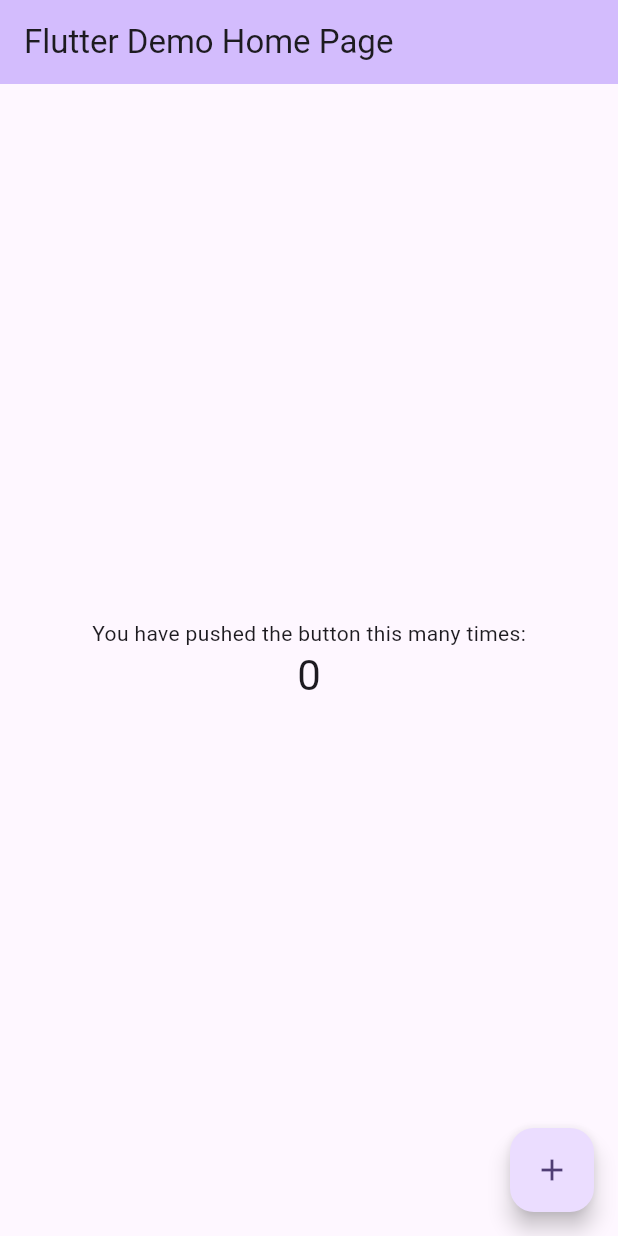
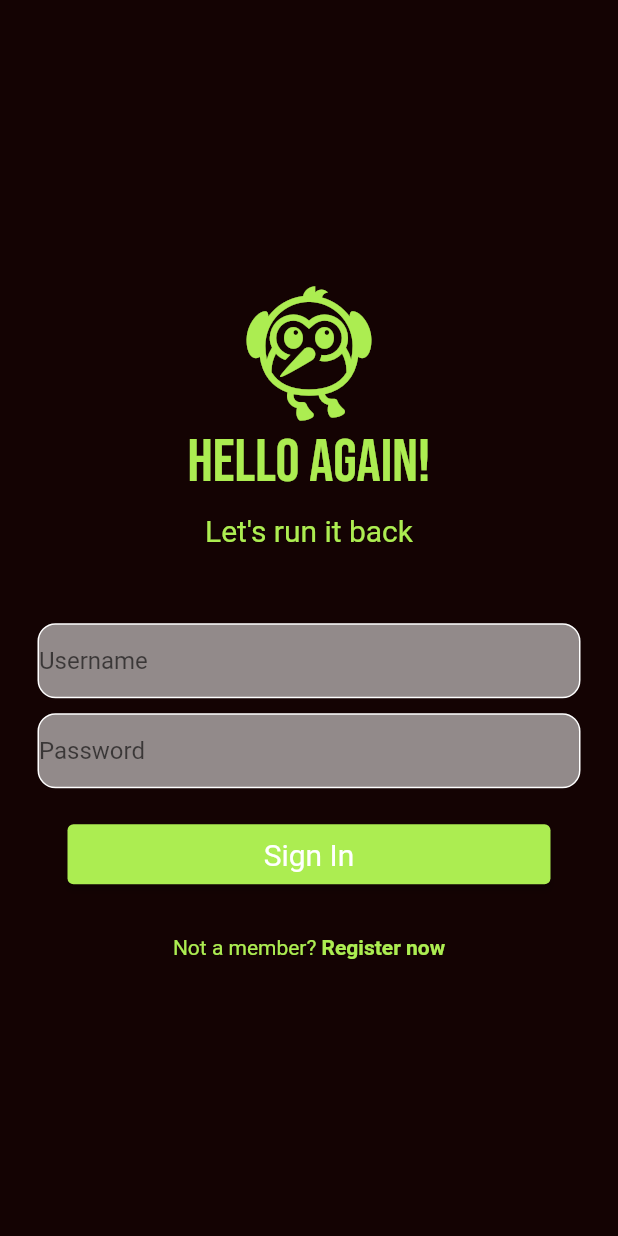
Before and after one commit to itsfloppyhat/google_hackathon_2023, a Flutter app: the screen it shows after launch, on a phone screen of 412 x 824 dp. Run offline on Flutter 3.47's test engine with Material 2 defaults, Android fonts, the phone set to English and light mode, and no system bars; our stand-ins replace firebase_core, google_fonts; accounts and stored records are empty.

Commit message:
added login screen and firebase

```diff
--- a/analysis_options.yaml
+++ b/analysis_options.yaml
@@ -1,29 +1,10 @@
-# This file configures the analyzer, which statically analyzes Dart code to
-# check for errors, warnings, and lints.
-#
-# The issues identified by the analyzer are surfaced in the UI of Dart-enabled
-# IDEs (https://dart.dev/tools#ides-and-editors). The analyzer can also be
-# invoked from the command line by running `flutter analyze`.
-
-# The following line activates a set of recommended lints for Flutter apps,
-# packages, and plugins designed to encourage good coding practices.
 include: package:flutter_lints/flutter.yaml
 
 linter:
-  # The lint rules applied to this project can be customized in the
-  # section below to disable rules from the `package:flutter_lints/flutter.yaml`
-  # included above or to enable additional rules. A list of all available lints
-  # and their documentation is published at
-  # https://dart-lang.github.io/linter/lints/index.html.
-  #
-  # Instead of disabling a lint rule for the entire project in the
-  # section below, it can also be suppressed for a single line of code
-  # or a specific dart file by using the `// ignore: name_of_lint` and
-  # `// ignore_for_file: name_of_lint` syntax on the line or in the file
-  # producing the lint.
   rules:
-    # avoid_print: false  # Uncomment to disable the `avoid_print` rule
-    # prefer_single_quotes: true  # Uncomment to enable the `prefer_single_quotes` rule
-
-# Additional information about this file can be found at
-# https://dart.dev/guides/language/analysis-options
+    prefer_const_constructors: false
+    prefer_final_fields: false
+    use_key_in_widget_constructors: false
+    prefer_const_literals_to_create_immutables: false
+    prefer_const_constructors_in_immutables: false
+    avoid_print: false
--- /dev/null
+++ b/lib/login_page.dart
@@ -0,0 +1,121 @@
+import 'package:flutter/material.dart';
+import 'package:google_fonts/google_fonts.dart';
+
+class LoginPage extends StatefulWidget {
+  const LoginPage({Key? key}) : super(key: key);
+
+  @override
+  State<LoginPage> createState() => _LoginPageState();
+}
+
+class _LoginPageState extends State<LoginPage> {
+  @override
+  Widget build(BuildContext context) {
+    return Scaffold(
+      backgroundColor: const Color.fromARGB(255, 20, 3, 3),
+      body: SafeArea(
+        child: Center(
+          child: Column(
+            mainAxisAlignment: MainAxisAlignment.center,
+            children: [
+              Icon(Icons.flutter_dash,
+                  size: 100, color: Color.fromARGB(255, 172, 237, 81)),
+              Text(
+                'Hello Again!',
+                style: GoogleFonts.bebasNeue(
+                    fontSize: 40, color: Color.fromARGB(255, 172, 237, 81)),
+              ),
+              SizedBox(height: 10),
+              Text(
+                "Let's run it back",
+                style: TextStyle(
+                  fontSize: 20,
+                  color: Color.fromARGB(255, 172, 237, 81),
+                ),
+              ),
+              SizedBox(
+                height: 50,
+              ),
+              Padding(
+                padding: const EdgeInsets.symmetric(horizontal: 25),
+                child: Container(
+                  decoration: BoxDecoration(
+                    color: Color.fromRGBO(244, 244, 244, 0.561),
+                    border: Border.all(color: Colors.white),
+                    borderRadius: BorderRadius.circular(12),
+                  ),
+                  child: TextField(
+                    decoration: InputDecoration(
+                      border: InputBorder.none,
+                      hintText: 'Username',
+                    ),
+                    style: TextStyle(
+                      color: Color.fromARGB(255, 172, 237, 81),
+                    ),
+                  ),
+                ),
+              ),
+              SizedBox(
+                height: 10,
+              ),
+              Padding(
+                padding: const EdgeInsets.symmetric(horizontal: 25),
+                child: Container(
+                  decoration: BoxDecoration(
+                    color: Color.fromRGBO(244, 244, 244, 0.561),
+                    border: Border.all(color: Colors.white),
+                    borderRadius: BorderRadius.circular(12),
+                  ),
+                  child: TextField(
+                    obscureText: true,
+                    decoration: InputDecoration(
+                      border: InputBorder.none,
+                      hintText: 'Password',
+                    ),
+                    style: TextStyle(
+                      color: Color.fromARGB(255, 172, 237, 81),
+                    ),
+                  ),
+                ),
+              ),
+              Padding(
+                padding: const EdgeInsets.symmetric(horizontal: 25.0),
+                child: Container(
+                  padding: EdgeInsets.all(20),
+                  child: Center(
+                    child: ElevatedButton(
+                      style: ElevatedButton.styleFrom(
+                          textStyle: const TextStyle(fontSize: 20),
+                          backgroundColor: Color.fromARGB(255, 172, 237, 81),
+                          minimumSize: Size(double.infinity, 40)),
+                      onPressed: () {},
+                      child: const Text("Sign In"),
+                    ),
+                  ),
+                ),
+              ),
+              SizedBox(
+                height: 10,
+              ),
+              Row(
+                mainAxisAlignment: MainAxisAlignment.center,
+                children: [
+                  Text(
+                    'Not a member?',
+                    style: TextStyle(color: Color.fromARGB(255, 172, 237, 81)),
+                  ),
+                  Text(
+                    ' Register now',
+                    style: TextStyle(
+                        fontWeight: FontWeight.bold,
+                        color: Color.fromARGB(255, 172, 237, 81)),
+                  ),
+                ],
+              )
+            ],
+          ),
+        ),
+      ),
+    );
+  }
+}
--- a/lib/main.dart
+++ b/lib/main.dart
@@ -1,125 +1,32 @@
 import 'package:flutter/material.dart';
+import 'login_page.dart';
+import 'package:firebase_core/firebase_core.dart';
+import 'firebase_options.dart';
 
-void main() {
-  runApp(const MyApp());
+
+void main() async {
+  await Firebase.initializeApp(
+  options: DefaultFirebaseOptions.currentPlatform,
+);
+  runApp(MyApp());
 }
 
 class MyApp extends StatelessWidget {
-  const MyApp({super.key});
-
-  // This widget is the root of your application.
+  const MyApp({Key? key}) : super(key: key);
   @override
   Widget build(BuildContext context) {
-    return MaterialApp(
-      title: 'Flutter Demo',
-      theme: ThemeData(
-        // This is the theme of your application.
-        //
-        // TRY THIS: Try running your application with "flutter run". You'll see
-        // the application has a blue toolbar. Then, without quitting the app,
-        // try changing the seedColor in the colorScheme below to Colors.green
-        // and then invoke "hot reload" (save your changes or press the "hot
-        // reload" button in a Flutter-supported IDE, or press "r" if you used
-        // the command line to start the app).
-        //
-        // Notice that the counter didn't reset back to zero; the application
-        // state is not lost during the reload. To reset the state, use hot
-        // restart instead.
-        //
-        // This works for code too, not just values: Most code changes can be
-        // tested with just a hot reload.
-        colorScheme: ColorScheme.fromSeed(seedColor: Colors.deepPurple),
-        useMaterial3: true,
+    return GestureDetector(
+      onTap: () {
+        FocusScopeNode currentFocus = FocusScope.of(context);
+
+        if (!currentFocus.hasPrimaryFocus) {
+          currentFocus.unfocus();
+        }
+      },
+      child: MaterialApp(
+        debugShowCheckedModeBanner: false,
+        home: LoginPage(),
       ),
-      home: const MyHomePage(title: 'Flutter Demo Home Page'),
     );
   }
 }
-
-class MyHomePage extends StatefulWidget {
-  const MyHomePage({super.key, required this.title});
-
-  // This widget is the home page of your application. It is stateful, meaning
-  // that it has a State object (defined below) that contains fields that affect
-  // how it looks.
-
-  // This class is the configuration for the state. It holds the values (in this
-  // case the title) provided by the parent (in this case the App widget) and
-  // used by the build method of the State. Fields in a Widget subclass are
-  // always marked "final".
-
-  final String title;
-
-  @override
-  State<MyHomePage> createState() => _MyHomePageState();
-}
-
-class _MyHomePageState extends State<MyHomePage> {
-  int _counter = 0;
-
-  void _incrementCounter() {
-    setState(() {
-      // This call to setState tells the Flutter framework that something has
-      // changed in this State, which causes it to rerun the build method below
-      // so that the display can reflect the updated values. If we changed
-      // _counter without calling setState(), then the build method would not be
-      // called again, and so nothing would appear to happen.
-      _counter++;
-    });
-  }
-
-  @override
-  Widget build(BuildContext context) {
-    // This method is rerun every time setState is called, for instance as done
-    // by the _incrementCounter method above.
-    //
-    // The Flutter framework has been optimized to make rerunning build methods
-    // fast, so that you can just rebuild anything that needs updating rather
-    // than having to individually change instances of widgets.
-    return Scaffold(
-      appBar: AppBar(
-        // TRY THIS: Try changing the color here to a specific color (to
-        // Colors.amber, perhaps?) and trigger a hot reload to see the AppBar
-        // change color while the other colors stay the same.
-        backgroundColor: Theme.of(context).colorScheme.inversePrimary,
-        // Here we take the value from the MyHomePage object that was created by
-        // the App.build method, and use it to set our appbar title.
-        title: Text(widget.title),
-      ),
-      body: Center(
-        // Center is a layout widget. It takes a single child and positions it
-        // in the middle of the parent.
-        child: Column(
-          // Column is also a layout widget. It takes a list of children and
-          // arranges them vertically. By default, it sizes itself to fit its
-          // children horizontally, and tries to be as tall as its parent.
-          //
-          // Column has various properties to control how it sizes itself and
-          // how it positions its children. Here we use mainAxisAlignment to
-          // center the children vertically; the main axis here is the vertical
-          // axis because Columns are vertical (the cross axis would be
-          // horizontal).
-          //
-          // TRY THIS: Invoke "debug painting" (choose the "Toggle Debug Paint"
-          // action in the IDE, or press "p" in the console), to see the
-          // wireframe for each widget.
-          mainAxisAlignment: MainAxisAlignment.center,
-          children: <Widget>[
-            const Text(
-              'You have pushed the button this many times:',
-            ),
-            Text(
-              '$_counter',
-              style: Theme.of(context).textTheme.headlineMedium,
-            ),
-          ],
-        ),
-      ),
-      floatingActionButton: FloatingActionButton(
-        onPressed: _incrementCounter,
-        tooltip: 'Increment',
-        child: const Icon(Icons.add),
-      ), // This trailing comma makes auto-formatting nicer for build methods.
-    );
-  }
-}
--- a/pubspec.yaml
+++ b/pubspec.yaml
@@ -31,10 +31,15 @@
   flutter:
     sdk: flutter
 
+  english_words: ^4.0.0
+  provider: ^6.0.0
 
   # The following adds the Cupertino Icons font to your application.
   # Use with the CupertinoIcons class for iOS style icons.
   cupertino_icons: ^1.0.2
+  google_fonts: ^5.1.0
+  firebase_auth: ^4.7.1
+  firebase_core: ^2.15.0
 
 dev_dependencies:
   flutter_test:
```
Also changed, not shown: lib/firebase_options.dart (added), pubspec.lock, 18 other files.
